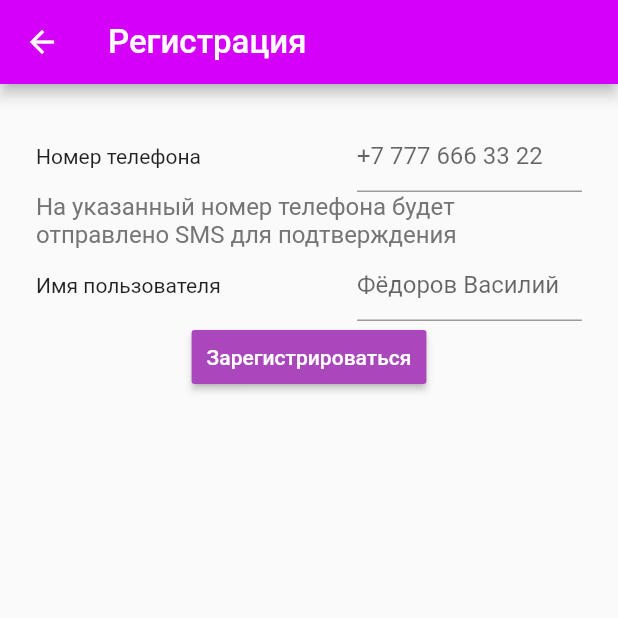
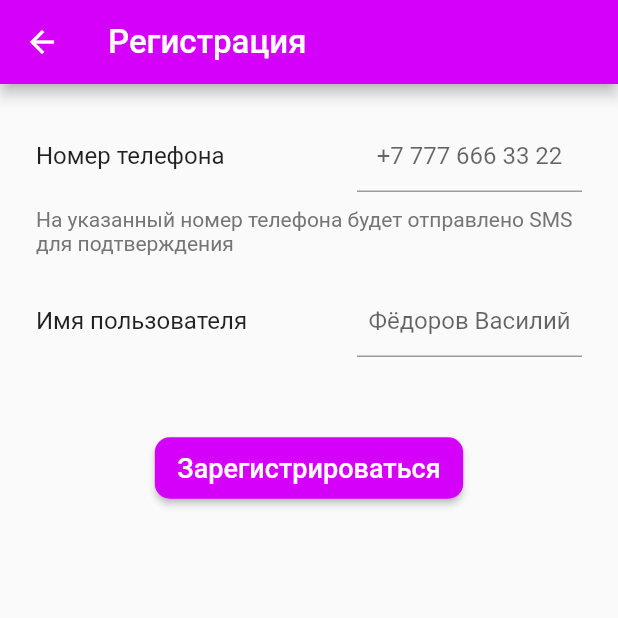
Before and after one commit to Alex-A4/PersonalChat, a Flutter app: the SignInScreen screen opened directly, on a phone screen of 412 x 824 dp, the top half of it. Run offline on Flutter 3.47's test engine with Material 2 defaults, Android fonts, the phone set to English and light mode, and no system bars; our stand-ins replace bloc, cloud_firestore, connectivity, dynamic_theme, equatable, firebase_auth and 3 more; accounts and stored records are empty; statements that could not run were skipped.

```diff
--- a/lib/ui/auth_ui/sign_in.dart
+++ b/lib/ui/auth_ui/sign_in.dart
@@ -3,6 +3,7 @@ import 'package:flutter_bloc/flutter_bloc.dart';
 import 'package:personal_chat/bloc/authentication/auth.dart';
 import 'package:personal_chat/ui/auth_ui/sms_dialog.dart';
 import '../../repositories/user_repository.dart';
+import 'package:fluttertoast/fluttertoast.dart';
 
 class SignInScreen extends StatefulWidget {
   SignInScreen({Key key}) : super(key: key);
@@ -27,7 +28,7 @@ class _SignInScreenState extends State<SignInScreen> {
     //Callback that notify when user authenticated
     UserAuthenticated authenticated = (bool auth) {
       if (!auth)
-        print('Bad');
+        Fluttertoast.showToast(msg: 'Неверный SMS код');
       else
         BlocProvider.of<AuthenticationBloc>(context)
             .dispatch(AuthAuthenticatedEvent());
@@ -43,7 +44,15 @@ class _SignInScreenState extends State<SignInScreen> {
     };
 
     return Scaffold(
-      appBar: AppBar(title: Text('Регистрация')),
+      appBar: AppBar(
+        title: Text('Регистрация'),
+        leading: IconButton(
+            icon: Icon(Icons.arrow_back),
+            onPressed: () {
+              BlocProvider.of<AuthenticationBloc>(context)
+                  .dispatch(AuthLogInEvent());
+            }),
+      ),
       body: SingleChildScrollView(
         padding: EdgeInsets.all(24.0),
         child: Center(
@@ -54,28 +63,42 @@ class _SignInScreenState extends State<SignInScreen> {
               Row(
                 mainAxisAlignment: MainAxisAlignment.spaceBetween,
                 children: <Widget>[
-                  Text('Номер телефона'),
+                  Text('Номер телефона', style: TextStyle(fontSize: 16.0)),
                   Container(
                     width: 150.0,
                     child: TextField(
+                      keyboardType:
+                          const TextInputType.numberWithOptions(signed: true),
+                      textAlign: TextAlign.center,
                       controller: _phoneController,
                       decoration: InputDecoration(hintText: '+7 777 666 33 22'),
                       maxLines: 1,
+                      onChanged: (newText) {
+                        if (!_phoneController.text.contains('\+'))
+                          _phoneController.text = '+${newText}';
+                      },
                     ),
                   ),
                 ],
               ),
+              SizedBox(
+                height: 10.0,
+              ),
               Text(
                 'На указанный номер телефона будет отправлено SMS для подтверждения',
-                style: TextStyle(color: Colors.grey[600], fontSize: 16.0),
+                style: TextStyle(color: Colors.grey[600], fontSize: 14.0),
+              ),
+              SizedBox(
+                height: 20.0,
               ),
               Row(
                 mainAxisAlignment: MainAxisAlignment.spaceBetween,
                 children: <Widget>[
-                  Text('Имя пользователя'),
+                  Text('Имя пользователя', style: TextStyle(fontSize: 16.0)),
                   Container(
                     width: 150.0,
                     child: TextField(
+                      textAlign: TextAlign.center,
                       controller: _nameController,
                       maxLines: 1,
                       decoration: InputDecoration(hintText: 'Фёдоров Василий'),
@@ -83,17 +106,28 @@ class _SignInScreenState extends State<SignInScreen> {
                   ),
                 ],
               ),
+              SizedBox(
+                height: 50.0,
+              ),
               RaisedButton(
+                //TODO: add checking phone with RegExp
                 onPressed: () {
                   BlocProvider.of<AuthenticationBloc>(context)
                       .userRepository
                       .signInByPhoneNumber(_nameController.text,
-                          _phoneController.text, dialog, authenticated);
+                          _phoneController.text, dialog, authenticated)
+                      .catchError(
+                          (err) => Fluttertoast.showToast(msg: err.toString()));
                 },
-                padding: EdgeInsets.fromLTRB(10, 5, 10, 5),
-                color: Colors.purple[400],
+                padding: EdgeInsets.fromLTRB(15, 10, 15, 10),
+                shape: RoundedRectangleBorder(
+                    borderRadius: BorderRadius.circular(10.0)),
+                color: Colors.purpleAccent[400],
                 textColor: Colors.white,
-                child: Text('Зарегистрироваться'),
+                child: Text(
+                  'Зарегистрироваться',
+                  style: TextStyle(fontSize: 18.0),
+                ),
               ),
             ],
           ),
```
